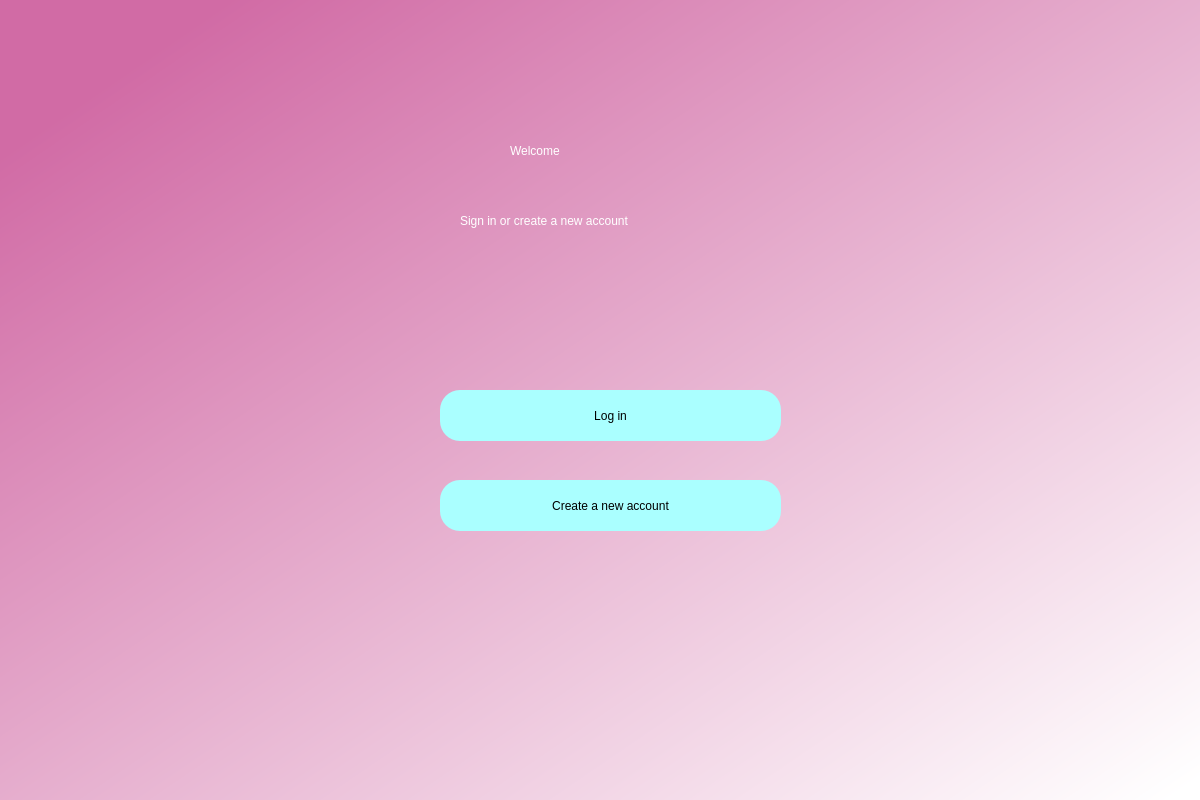
cnTalon/READ, file welcomescreen.ui: the form before one commit.
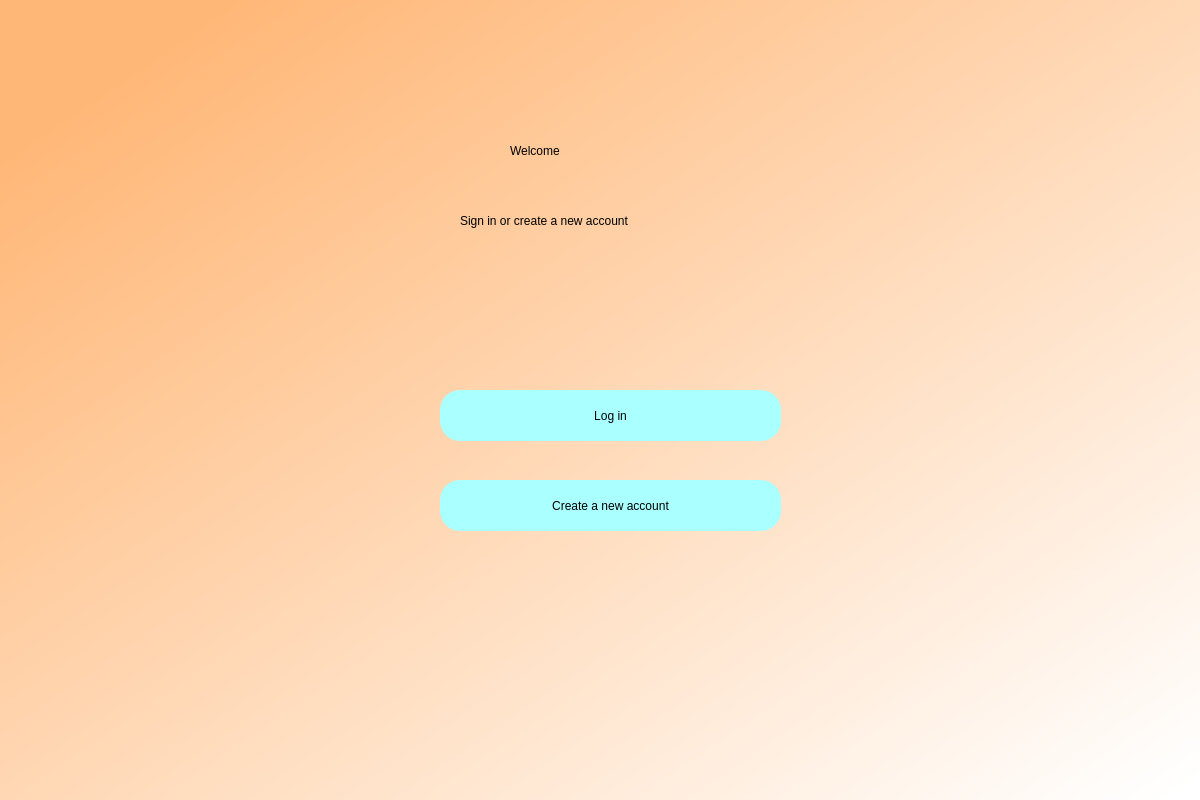
The form after the commit.

```diff
--- a/welcomescreen.ui
+++ b/welcomescreen.ui
@@ -24,7 +24,7 @@
    </property>
    <property name="styleSheet">
     <string notr="true">QWidget#bgwidget{
-background-color:qlineargradient(spread:pad, x1:0.091, y1:0.101636, x2:0.991379, y2:0.977, stop:0 rgba(209, 107, 165, 255), stop:1 rgba(255, 255, 255, 255));}</string>
+background-color:qlineargradient(spread:pad, x1:0.091, y1:0.101636, x2:0.991379, y2:0.977, stop:0 rgba(255, 183, 119), stop:1 rgba(255, 255, 255, 255));}</string>
    </property>
    <widget class="QLabel" name="label">
     <property name="geometry">
@@ -36,7 +36,7 @@
      </rect>
     </property>
     <property name="styleSheet">
-     <string notr="true">font: 36pt &quot;MS Shell Dlg 2&quot;; color:rgb(255, 255, 255)</string>
+     <string notr="true">font: 36pt &quot;MS Shell Dlg 2&quot;; color: rgb(0, 0, 0)</string>
     </property>
     <property name="text">
      <string>Welcome</string>
@@ -52,7 +52,7 @@
      </rect>
     </property>
     <property name="styleSheet">
-     <string notr="true">font: 16pt &quot;MS Shell Dlg 2&quot;;color:rgb(255, 255, 255)</string>
+     <string notr="true">font: 16pt &quot;MS Shell Dlg 2&quot;;color:rgb(0,0,0)</string>
     </property>
     <property name="text">
      <string>Sign in or create a new account</string>
```
